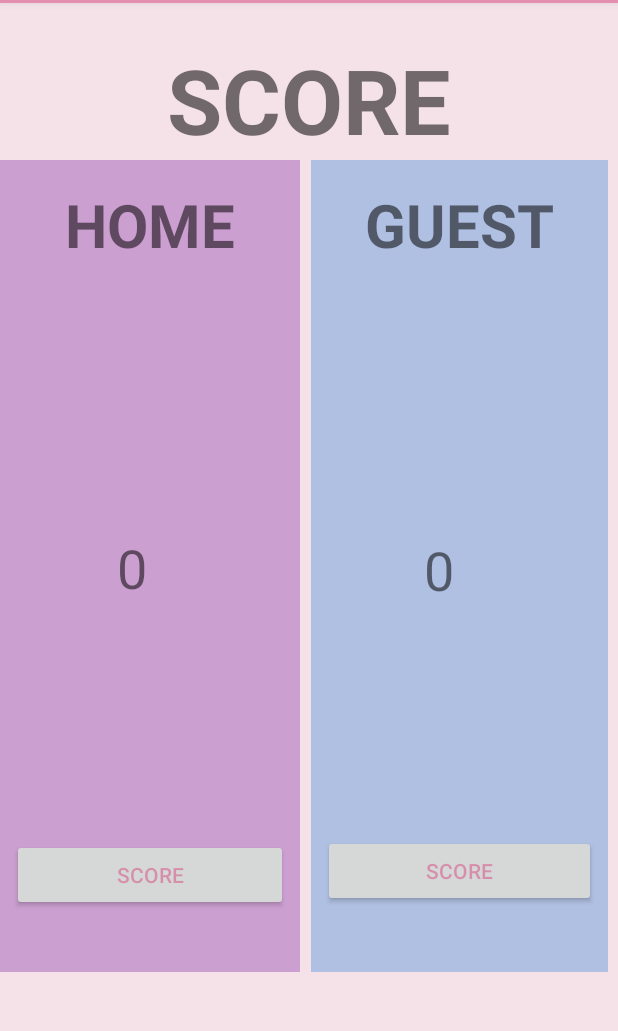
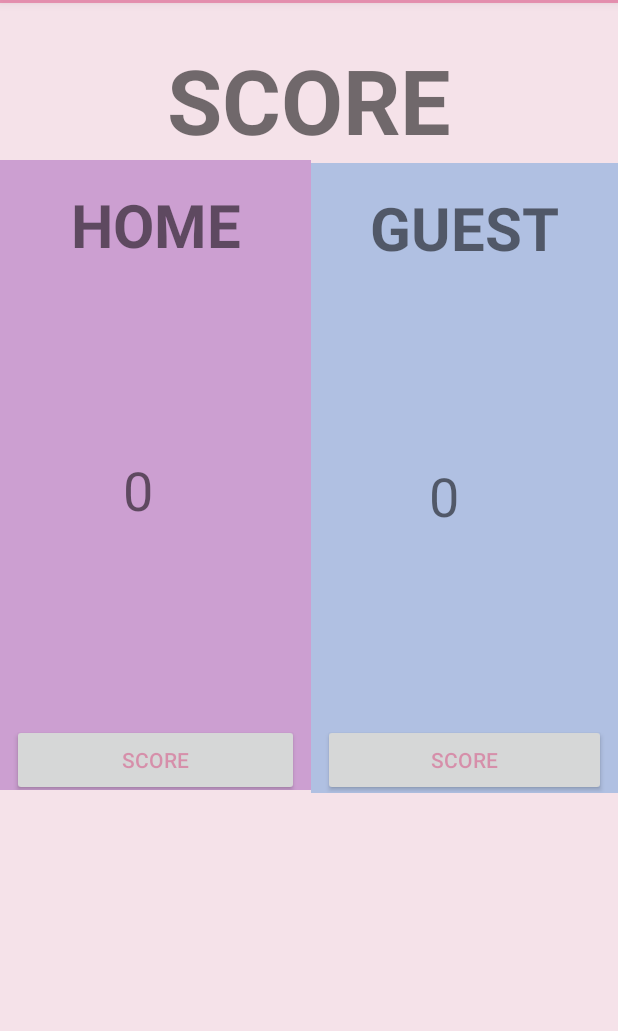
Before and after one commit to Tyassasmita/pemrograman_mobile, an Android app: the screen it shows after launch (MainActivity), on a phone screen of 412 x 824 dp, the part 81-1112 px from its top. Run offline under Robolectric (Android 15) with nearby library versions, the phone set to English and light mode, and no system bars.

Commit message:
ViewModel

```diff
--- a/viewModel/app/src/main/res/layout/activity_main.xml
+++ b/viewModel/app/src/main/res/layout/activity_main.xml
@@ -1,11 +1,15 @@
 <?xml version="1.0" encoding="utf-8"?>
-<androidx.constraintlayout.widget.ConstraintLayout xmlns:android="http://schemas.android.com/apk/res/android"
+<ScrollView xmlns:android="http://schemas.android.com/apk/res/android"
     xmlns:app="http://schemas.android.com/apk/res-auto"
     xmlns:tools="http://schemas.android.com/tools"
     android:layout_width="match_parent"
     android:layout_height="match_parent"
     android:background="#1BC2185B"
     tools:context=".MainActivity">
+
+    <androidx.constraintlayout.widget.ConstraintLayout
+        android:layout_width="match_parent"
+        android:layout_height="match_parent">
 
         <TextView
                 android:id="@+id/textView"
@@ -22,9 +26,11 @@
 
         <androidx.constraintlayout.widget.ConstraintLayout
             android:id="@+id/constraintLayout2"
-        android:layout_width="200dp"
-        android:layout_height="541dp"
+            android:layout_width="207dp"
+            android:layout_height="420dp"
             android:background="#577B1FA2"
+            app:layout_constraintEnd_toEndOf="parent"
+            app:layout_constraintHorizontal_bias="0.0"
             app:layout_constraintStart_toStartOf="parent"
             app:layout_constraintTop_toBottomOf="@+id/textView">
 
@@ -59,7 +65,7 @@
                 android:layout_width="0dp"
                 android:layout_height="wrap_content"
                 android:layout_marginStart="8dp"
-            android:layout_marginTop="150dp"
+                android:layout_marginTop="125dp"
                 android:layout_marginEnd="8dp"
                 android:text="SCORE"
                 android:textColor="#61D81B60"
@@ -71,10 +77,12 @@
         </androidx.constraintlayout.widget.ConstraintLayout>
 
         <androidx.constraintlayout.widget.ConstraintLayout
-        android:layout_width="198dp"
-        android:layout_height="541dp"
+            android:layout_width="0dp"
+            android:layout_height="420dp"
+            android:layout_marginTop="2dp"
             android:background="#4F1976D2"
             app:layout_constraintEnd_toEndOf="parent"
+            app:layout_constraintHorizontal_bias="0.100"
             app:layout_constraintStart_toEndOf="@+id/constraintLayout2"
             app:layout_constraintTop_toBottomOf="@+id/textView">
 
@@ -111,14 +119,15 @@
                 android:layout_width="0dp"
                 android:layout_height="wrap_content"
                 android:layout_marginStart="8dp"
-            android:layout_marginTop="150dp"
+                android:layout_marginTop="125dp"
                 android:layout_marginEnd="8dp"
                 android:text="SCORE"
                 android:textColor="#61D81B60"
                 app:layout_constraintEnd_toEndOf="parent"
+                app:layout_constraintHorizontal_bias="0.0"
                 app:layout_constraintStart_toStartOf="parent"
                 app:layout_constraintTop_toBottomOf="@+id/tvScorePlayerB" />
 
         </androidx.constraintlayout.widget.ConstraintLayout>
-
     </androidx.constraintlayout.widget.ConstraintLayout>
+</ScrollView>
```
Lines whose indentation alone changed are shown as unchanged.
